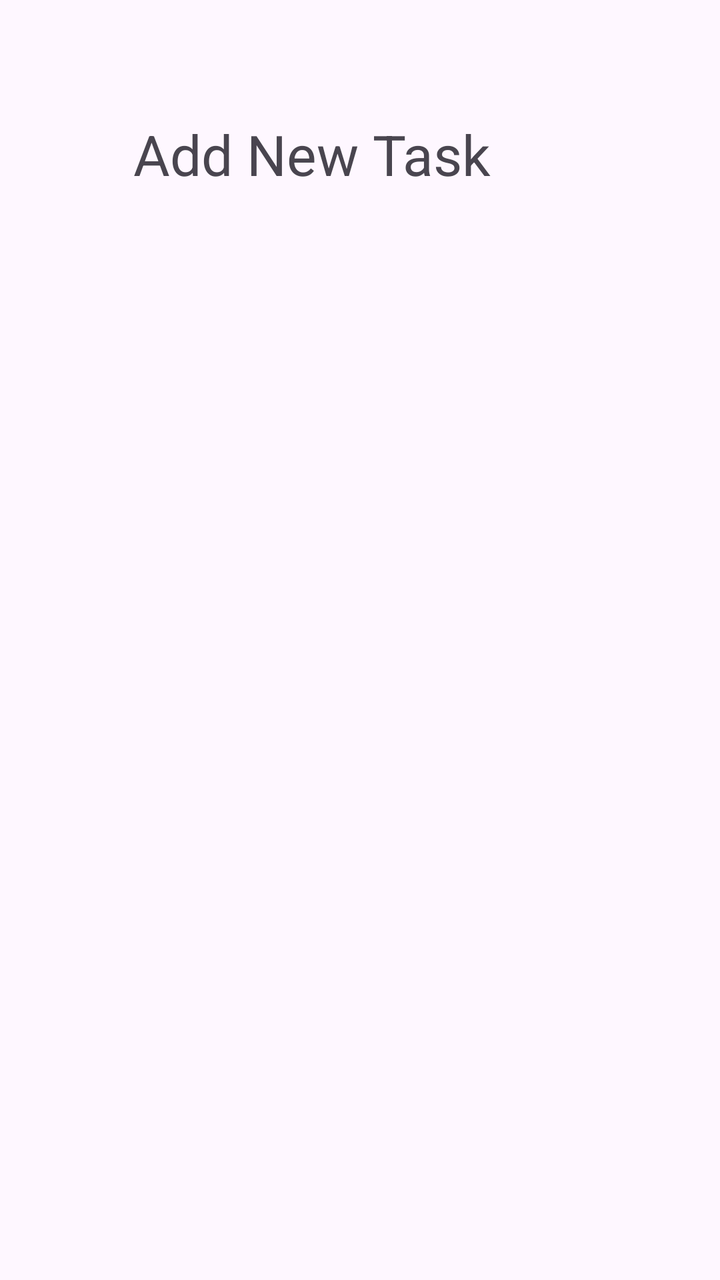
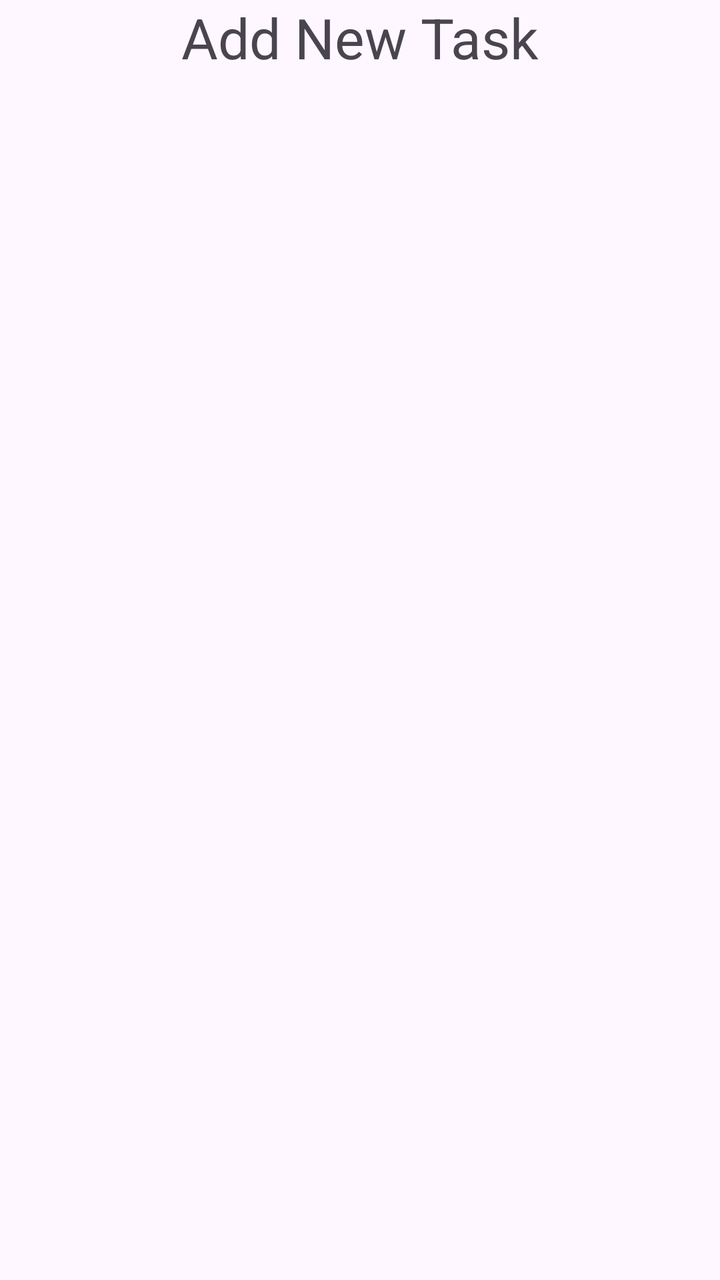

Screens rendered from an Android XML layout before and after an edit, with the pre-edit source and the edit as a unified diff.
<!-- AndroidManifest.xml: application theme Theme.NEWPROJECT -->
<!-- res/layout/activity_add_task.xml -->
<?xml version="1.0" encoding="utf-8"?>
<LinearLayout xmlns:android="http://schemas.android.com/apk/res/android"
    xmlns:app="http://schemas.android.com/apk/res-auto"
    xmlns:tools="http://schemas.android.com/tools"
    android:id="@+id/main"
    android:layout_width="match_parent"
    android:layout_height="match_parent"
    android:orientation="horizontal">

    <TextView
        android:id="@+id/textView"
        android:layout_width="312dp"
        android:layout_height="54dp"
        android:layout_gravity="center|top"
        android:gravity="center"
        android:text="Add New Task"
        android:textSize="28dp"
        android:translationY="50dp" />
</LinearLayout>
<!-- resources referenced by this layout -->
<resources>
  <style name="Theme.NEWPROJECT" parent="Base.Theme.NEWPROJECT" />
  <style name="Base.Theme.NEWPROJECT" parent="Theme.Material3.DayNight.NoActionBar">
          
          
      </style>
</resources>

<!-- the commit's change to res/layout/activity_add_task.xml (unified diff, before → after) -->
@@ -4,16 +4,16 @@
     xmlns:tools="http://schemas.android.com/tools"
     android:id="@+id/main"
     android:layout_width="match_parent"
-    android:layout_height="match_parent"
+    android:layout_height="wrap_content"
     android:orientation="horizontal">
 
     <TextView
         android:id="@+id/textView"
-        android:layout_width="312dp"
-        android:layout_height="54dp"
+        android:layout_width="match_parent"
+        android:layout_height="wrap_content"
         android:layout_gravity="center|top"
-        android:gravity="center"
+        android:gravity="center|top"
         android:text="Add New Task"
-        android:textSize="28dp"
-        android:translationY="50dp" />
+        android:textSize="28dp" />
+
 </LinearLayout>
